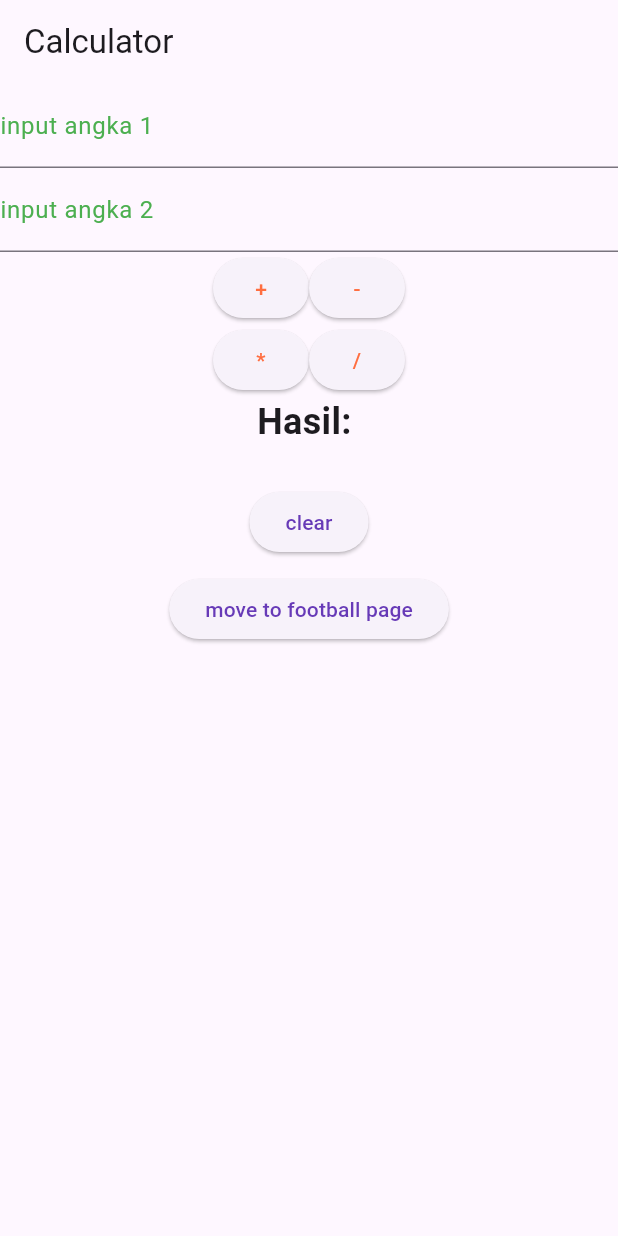
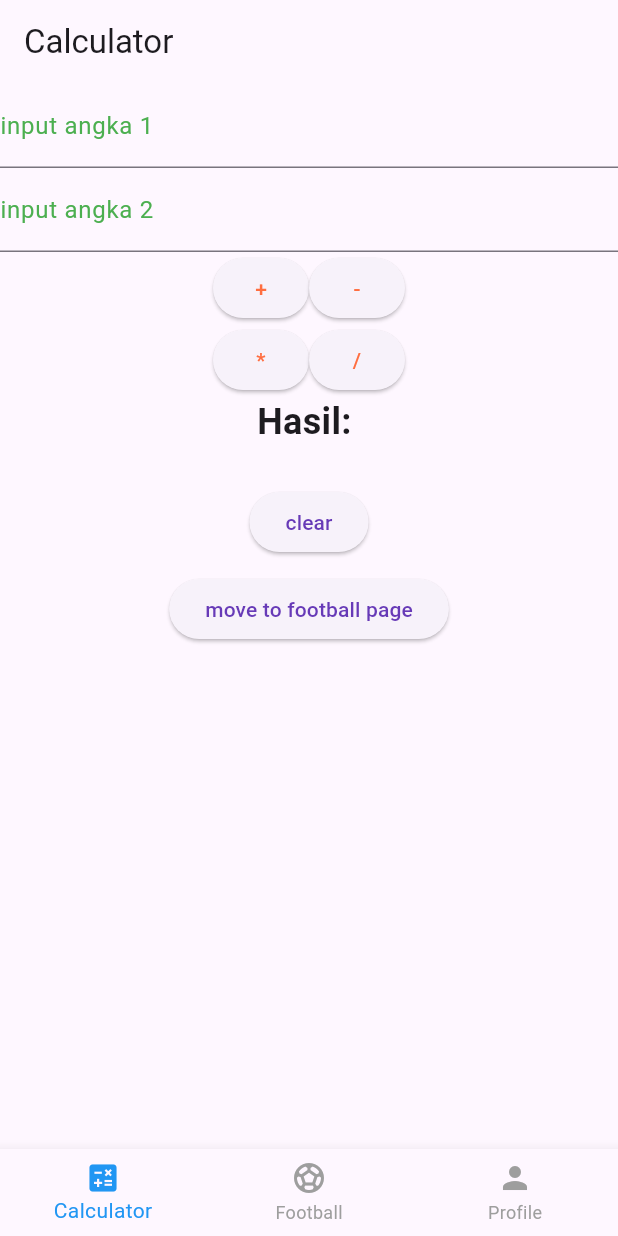
Before and after one commit to ghazyabyu/flutter2, a Flutter app: the screen it shows after launch, on a phone screen of 412 x 824 dp. Run offline on Flutter 3.47's test engine with Material 3 defaults, Android fonts, the phone set to English and light mode, and no system bars; our stand-ins replace get.

Commit message:
add bottom navbar

```diff
--- /dev/null
+++ b/lib/controllers/navcontroller.dart
@@ -0,0 +1,9 @@
+import 'package:get/get.dart';
+
+class NavController extends GetxController {
+  var selectedIndex = 0.obs;
+
+  void changePage(int index) {
+    selectedIndex.value = index;
+  }
+}
--- a/lib/main.dart
+++ b/lib/main.dart
@@ -15,7 +15,7 @@ class MyApp extends StatelessWidget {
   Widget build(BuildContext context) {
     return GetMaterialApp(
       debugShowCheckedModeBanner: false,
-      initialRoute: AppRoutes.Calculator,
+      initialRoute: AppRoutes.NavPage,
       getPages: AppPages.pages,
     );
   }
--- a/lib/model/footbalplayer_model.dart
+++ b/lib/model/footbalplayer_model.dart
@@ -6,7 +6,7 @@ class FootballPlayerModel {
   String name;
   String number;
   String position;
-  ImageProvider image;
+  String image;
 
   FootballPlayerModel({
     required this.name,
--- /dev/null
+++ b/lib/pages/navpage.dart
@@ -0,0 +1,41 @@
+import 'package:flutter/material.dart';
+import 'package:get/get.dart';
+
+import 'Calculator.dart';
+import 'Football_player.dart';
+import 'Profile_page.dart';
+import 'package:flutter2/controllers/navcontroller.dart';
+
+class NavPage extends StatelessWidget {
+  NavPage({super.key});
+
+  final NavController navController = Get.put(NavController());
+
+  final List<Widget> _pages = [Calculator(), FootballPlayer(), ProfilePage()];
+
+  @override
+  Widget build(BuildContext context) {
+    return Obx(
+      () => Scaffold(
+        body: _pages[navController.selectedIndex.value],
+        bottomNavigationBar: BottomNavigationBar(
+          currentIndex: navController.selectedIndex.value,
+          onTap: navController.changePage,
+          selectedItemColor: Colors.blue,
+          unselectedItemColor: Colors.grey,
+          items: const [
+            BottomNavigationBarItem(
+              icon: Icon(Icons.calculate),
+              label: "Calculator",
+            ),
+            BottomNavigationBarItem(
+              icon: Icon(Icons.sports_soccer),
+              label: "Football",
+            ),
+            BottomNavigationBarItem(icon: Icon(Icons.person), label: "Profile"),
+          ],
+        ),
+      ),
+    );
+  }
+}
--- a/lib/routes/pages.dart
+++ b/lib/routes/pages.dart
@@ -2,6 +2,7 @@ import 'package:flutter/widgets.dart';
 import 'package:flutter2/pages/Calculator.dart';
 import 'package:flutter2/pages/Football_player.dart';
 import 'package:flutter2/pages/editplayer_page.dart';
+import 'package:flutter2/pages/navpage.dart';
 import 'package:flutter2/routes/routes.dart';
 import 'package:get/route_manager.dart';
 
@@ -9,6 +10,7 @@ class AppPages {
   static final pages = [
     GetPage(name: AppRoutes.Calculator, page: () => Calculator()),
     GetPage(name: AppRoutes.Football, page: () => FootballPlayer()),
-    GetPage(name: AppRoutes.editplayer, page:()=>  EditPlayerPage (index: 0))
+    GetPage(name: AppRoutes.editplayer, page:()=>  EditPlayerPage (index: 0)),
+    GetPage(name: AppRoutes.NavPage, page:()=>  NavPage ())
   ];
 }
--- a/lib/routes/routes.dart
+++ b/lib/routes/routes.dart
@@ -2,5 +2,5 @@ class AppRoutes {
   static const String Calculator = "/CalculatorPage";
   static const String Football = "/FootballPage";
   static const String editplayer = "/editplayer_page";
-
+  static const String NavPage = "/navpage";
 }
```
Also changed, not shown: lib/controllers/Footballplayercontroller.dart (+5 -6 lines), lib/pages/Football_player.dart (+3 -4 lines), lib/pages/Profile_page.dart (added, +68 -0 lines), lib/pages/editplayer_page.dart (+6 -3 lines).
